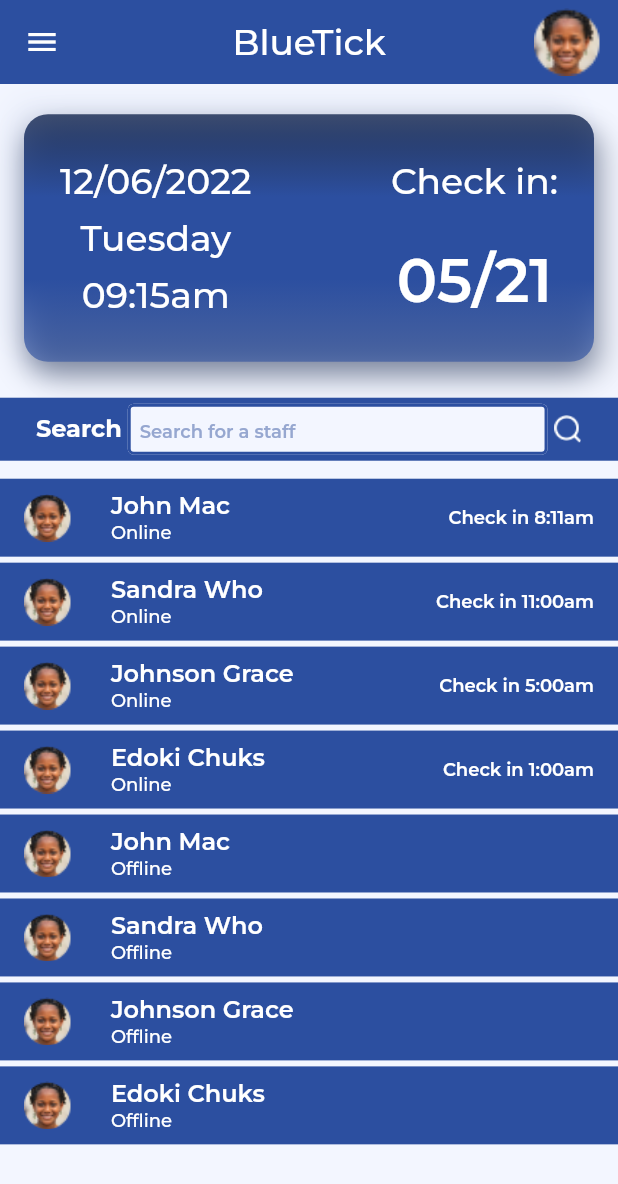
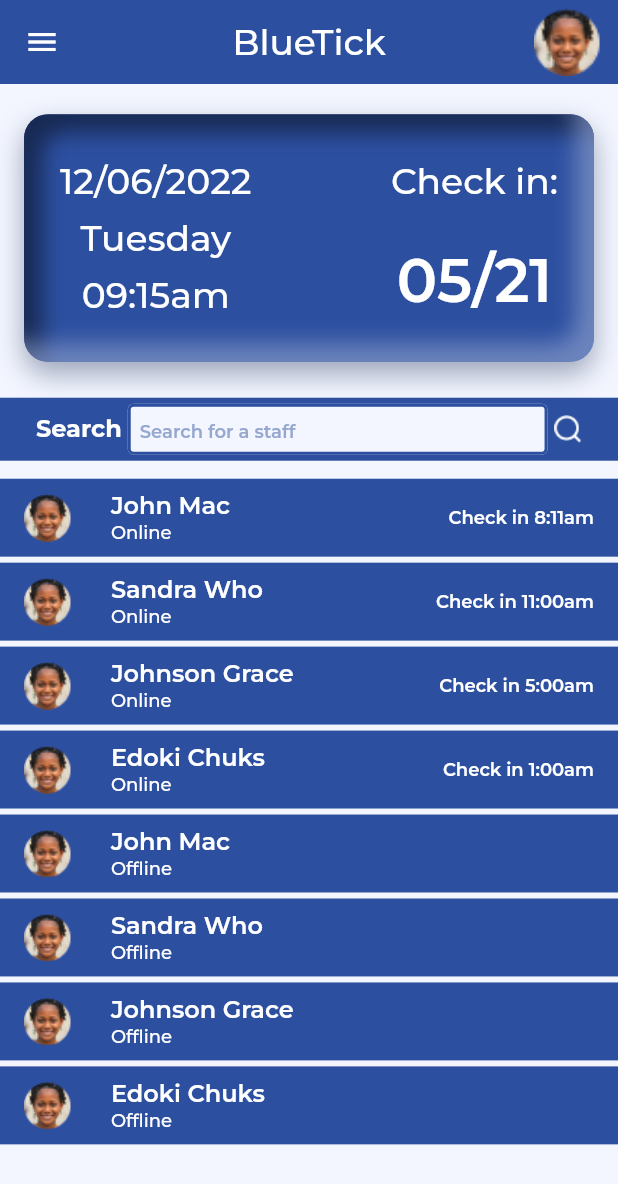
Before and after one commit to victor-onoja/BlueTick, a Flutter app: the HomeScreen screen opened directly, on a phone screen of 412 x 824 dp. Shown: the top 1184 px of the screen. Run offline on Flutter 3.47's test engine with Material 2 defaults, Android fonts, the phone set to English and light mode, and no system bars; our stand-ins replace flutter_inset_box_shadow, google_fonts, responsive_framework, smooth_page_indicator.

Commit message:
Home screen Checkin card Done better

```diff
--- a/lib/main.dart
+++ b/lib/main.dart
@@ -1,3 +1,4 @@
+import 'package:bluetick/screens/home/home.dart';
 import 'package:bluetick/screens/home/home_tabs.dart';
 import 'package:bluetick/screens/sign_up/onBoarding.dart';
 import 'package:bluetick/screens/sign_up/splash_screen.dart';
@@ -30,7 +31,7 @@ class MyApp extends StatelessWidget {
       theme: ThemeData(
         primarySwatch: Colors.blue,
       ),
-      home: const SplashScreen(),
+      home: const HomeScreen(), //SplashScreen(),
     );
   }
 }
--- a/lib/screens/home/home.dart
+++ b/lib/screens/home/home.dart
@@ -1,4 +1,5 @@
-import 'package:flutter/material.dart';
+import 'package:flutter/material.dart' hide BoxDecoration, BoxShadow;
+import 'package:flutter_inset_box_shadow/flutter_inset_box_shadow.dart';
 import 'package:flutter/services.dart';
 import 'package:google_fonts/google_fonts.dart';
 import 'package:responsive_framework/responsive_framework.dart';
@@ -172,41 +173,27 @@ class HomeScreen extends StatelessWidget {
         borderRadius: BorderRadius.circular(16),
         boxShadow: const [
           BoxShadow(
+            offset: Offset(0, 8),
+            spreadRadius: 0,
+            blurRadius: 16,
+            inset: false,
+            color: Color.fromRGBO(22, 40, 80, 0.4),
+          ),
+          BoxShadow(
             offset: Offset(12, 12),
             spreadRadius: 0,
-            blurRadius: 16,
-            color: Color.fromRGBO(9, 16, 32, 0.1),
+            blurRadius: 12,
+            inset: true,
+            color: Color.fromRGBO(9, 16, 32, 0.6),
           ),
           BoxShadow(
             offset: Offset(-12, -12),
             spreadRadius: 0,
-            blurRadius: 16,
-            color: Color.fromRGBO(150, 167, 208, 0.1),
-          ),
-          BoxShadow(
-            offset: Offset(0, 8),
-            spreadRadius: 0,
-            blurRadius: 16,
-            color: Color.fromRGBO(22, 40, 80, 0.5),
+            blurRadius: 12,
+            inset: true,
+            color: Color.fromRGBO(150, 167, 208, 0.6),
           ),
         ],
-        gradient: LinearGradient(
-          begin: Alignment.topCenter,
-          end: Alignment.bottomCenter,
-          colors: [
-            //Color(0xff162850),
-            AppTheme.darkBlue.withOpacity(0.8),
-            AppTheme.mainBlue,
-            AppTheme.mainBlue,
-            AppTheme.mainBlue.withOpacity(0.6),
-          ],
-          // stops: const [
-          //   0.3,
-          //   0.5,
-          //   0.7,
-          //   0.9,
-          // ],
-        ),
       ),
       child: Row(
         mainAxisAlignment: MainAxisAlignment.spaceBetween,
--- a/pubspec.yaml
+++ b/pubspec.yaml
@@ -38,6 +38,7 @@ dependencies:
   smooth_page_indicator: ^1.0.0+1
   responsive_framework: ^0.1.9
   flutter_launcher_icons: ^0.9.2
+  flutter_inset_box_shadow: ^1.0.8
 
 
 
```
Also changed, not shown: pubspec.lock.
